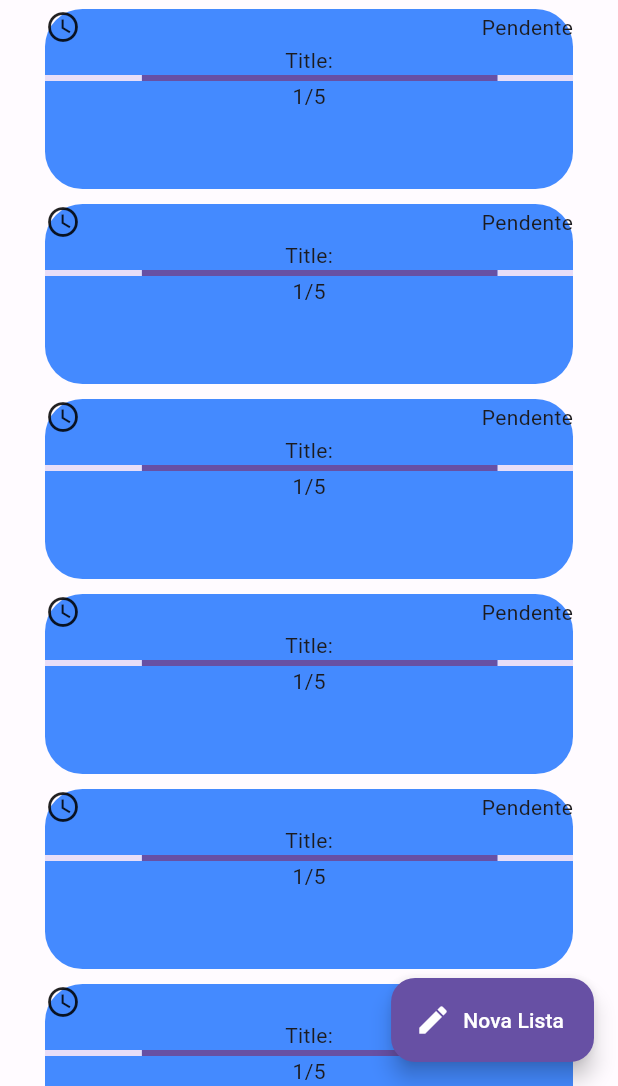
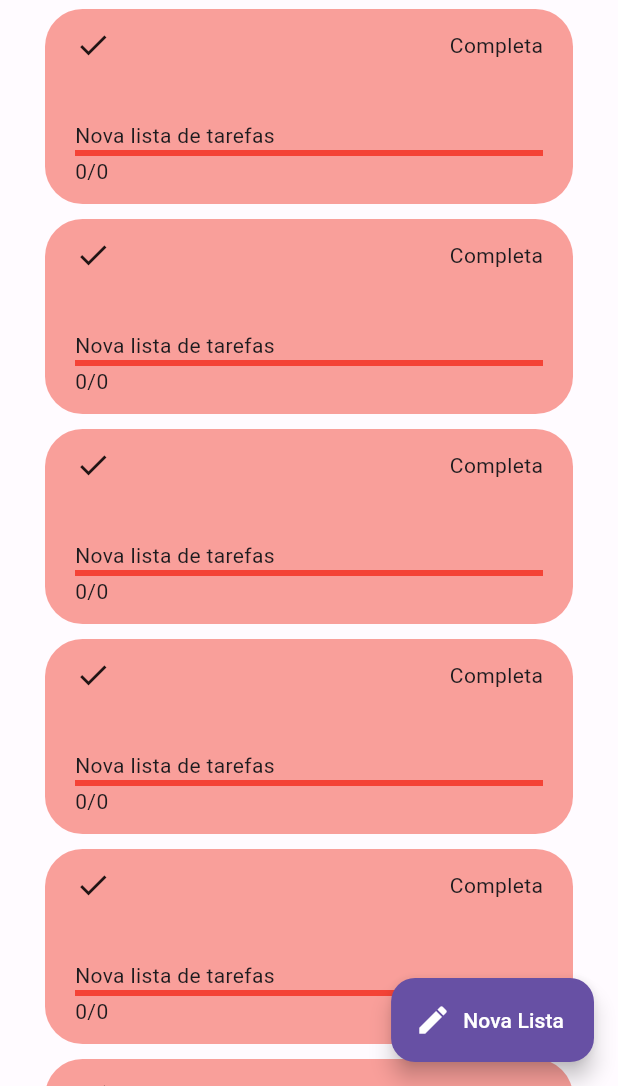
Before and after one commit to hayashirafael/flutter_listinha_app, a Flutter app: the screen it shows after launch, on a phone screen of 412 x 824 dp, the part 150-1236 px from its top. Run offline on Flutter 3.47's test engine with Material 2 defaults, Android fonts, the phone set to English and light mode, and no system bars; our stand-ins replace flutter_modular, realm; generated files the repository leaves out were written again.

Commit message:
feat: criacao de widgnet customizado

```diff
--- a/lib/src/home/home_page.dart
+++ b/lib/src/home/home_page.dart
@@ -1,6 +1,8 @@
 import 'package:flutter/material.dart';
 import 'package:listinha/src/home/widgets/custom_drawer.dart';
 import 'package:listinha/src/home/widgets/task_card.dart';
+import 'package:listinha/src/shared/services/realm/models/task_model.dart';
+import 'package:realm/realm.dart';
 
 import '../shared/widgets/user_image_button.dart';
 
@@ -38,7 +40,10 @@ class _HomePageState extends State<HomePage> {
             ListView.separated(
               padding: const EdgeInsets.only(top: 50, left: 30, right: 30, bottom: 200),
               itemBuilder: (context, index) {
-                return const TaskCard();
+                final board = TaskBoard(Uuid.v4(), 'Nova lista de tarefas');
+                return TaskCard(
+                  board: board,
+                );
               },
               itemCount: 100,
               separatorBuilder: (context, index) {
--- a/lib/src/home/widgets/task_card.dart
+++ b/lib/src/home/widgets/task_card.dart
@@ -1,28 +1,80 @@
 import 'package:flutter/material.dart';
+import 'package:listinha/src/shared/services/realm/models/task_model.dart';
+
+enum TaskCardStatus {
+  pending(Icons.access_time, 'Pendente'),
+  completed(Icons.check, 'Completa'),
+  disabled(Icons.cancel_outlined, 'Desativado');
+
+  final IconData icon;
+  final String text;
+
+  const TaskCardStatus(this.icon, this.text);
+}
 
 class TaskCard extends StatelessWidget {
-  const TaskCard({Key? key}) : super(key: key);
+  final TaskBoard board;
+  const TaskCard({Key? key, required this.board}) : super(key: key);
+
+  double getProgress(List<Task> tasks) {
+    final completes = tasks.where((element) => element.complete).length;
+    return completes / tasks.length;
+  }
+
+  String getProgressText(List<Task> tasks) {
+    final completes = tasks.where((element) => element.complete).length;
+    return '$completes/${tasks.length}';
+  }
+
+  TaskCardStatus getStatus(TaskBoard board, double progress) {
+    if (!board.enable) {
+      return TaskCardStatus.disabled;
+    } else if (progress < 1.0) {
+      return TaskCardStatus.pending;
+    } else {
+      return TaskCardStatus.completed;
+    }
+  }
 
   @override
   Widget build(BuildContext context) {
+    final theme = Theme.of(context);
+    final progress = getProgress(board.tasks);
+    final progressText = getProgressText(board.tasks);
+    final title = board.title;
+    final status = getStatus(board, progress);
+    final statusText = status.text;
+    final iconData = status.icon;
+    final backGroundColor = Colors.red.withOpacity(0.5);
+    const color = Colors.red;
+
     return Container(
-      height: 120,
+      height: 130,
       decoration: BoxDecoration(
-        color: Colors.blueAccent,
+        color: backGroundColor,
         borderRadius: BorderRadius.circular(25),
       ),
+      padding: const EdgeInsets.symmetric(
+        vertical: 12,
+        horizontal: 20,
+      ),
       child: Column(
+        crossAxisAlignment: CrossAxisAlignment.start,
         children: [
           Row(
-            children: const [
-              Icon(Icons.access_time),
-              Spacer(),
-              Text('Pendente'),
+            children: [
+              Icon(iconData),
+              const Spacer(),
+              Text(statusText),
             ],
           ),
-          const Text('Title:'),
-          const LinearProgressIndicator(),
-          const Text('1/5'),
+          const Spacer(),
+          Text(title),
+          LinearProgressIndicator(
+            value: progress,
+            color: color,
+          ),
+          Text(progressText),
         ],
       ),
     );
```
Also changed, not shown: 2 other files.
